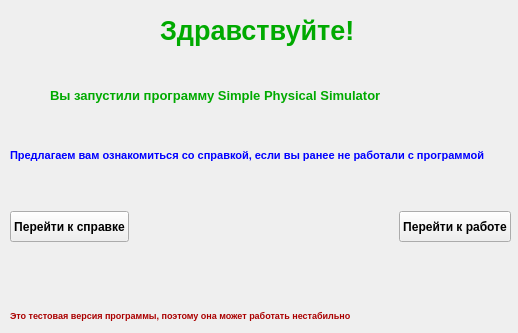
Old version of the form hellowindow.ui in the repository GRUB666/SPS---Simple-Physical-Simulator.
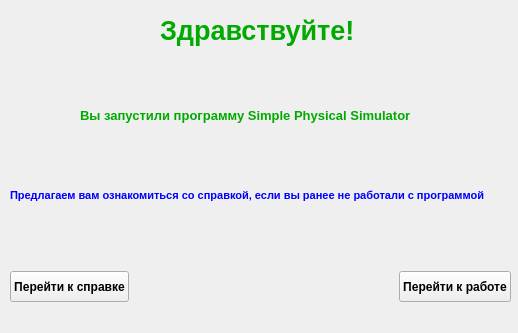
New version of the form.

Commit message: Релизная версия

The edit to the form file:
```diff
--- a/hellowindow.ui
+++ b/hellowindow.ui
@@ -203,8 +203,8 @@
   <widget class="QLabel" name="label_2">
    <property name="geometry">
     <rect>
-     <x>50</x>
-     <y>80</y>
+     <x>80</x>
+     <y>100</y>
      <width>431</width>
      <height>31</height>
     </rect>
@@ -257,68 +257,11 @@
     <string>Вы запустили программу Simple Physical Simulator</string>
    </property>
   </widget>
-  <widget class="QLabel" name="label_3">
-   <property name="geometry">
-    <rect>
-     <x>10</x>
-     <y>300</y>
-     <width>391</width>
-     <height>31</height>
-    </rect>
-   </property>
-   <property name="palette">
-    <palette>
-     <active>
-      <colorrole role="WindowText">
-       <brush brushstyle="SolidPattern">
-        <color alpha="255">
-         <red>170</red>
-         <green>0</green>
-         <blue>0</blue>
-        </color>
-       </brush>
-      </colorrole>
-     </active>
-     <inactive>
-      <colorrole role="WindowText">
-       <brush brushstyle="SolidPattern">
-        <color alpha="255">
-         <red>170</red>
-         <green>0</green>
-         <blue>0</blue>
-        </color>
-       </brush>
-      </colorrole>
-     </inactive>
-     <disabled>
-      <colorrole role="WindowText">
-       <brush brushstyle="SolidPattern">
-        <color alpha="127">
-         <red>255</red>
-         <green>255</green>
-         <blue>255</blue>
-        </color>
-       </brush>
-      </colorrole>
-     </disabled>
-    </palette>
-   </property>
-   <property name="font">
-    <font>
-     <pointsize>7</pointsize>
-     <weight>75</weight>
-     <bold>true</bold>
-    </font>
-   </property>
-   <property name="text">
-    <string>Это тестовая версия программы, поэтому она может работать нестабильно</string>
-   </property>
-  </widget>
   <widget class="QLabel" name="label_4">
    <property name="geometry">
     <rect>
      <x>10</x>
-     <y>140</y>
+     <y>180</y>
      <width>511</width>
      <height>31</height>
     </rect>
@@ -429,7 +372,7 @@
    <property name="geometry">
     <rect>
      <x>10</x>
-     <y>210</y>
+     <y>270</y>
      <width>501</width>
      <height>33</height>
     </rect>
```
The commit also changes 14 other files.
